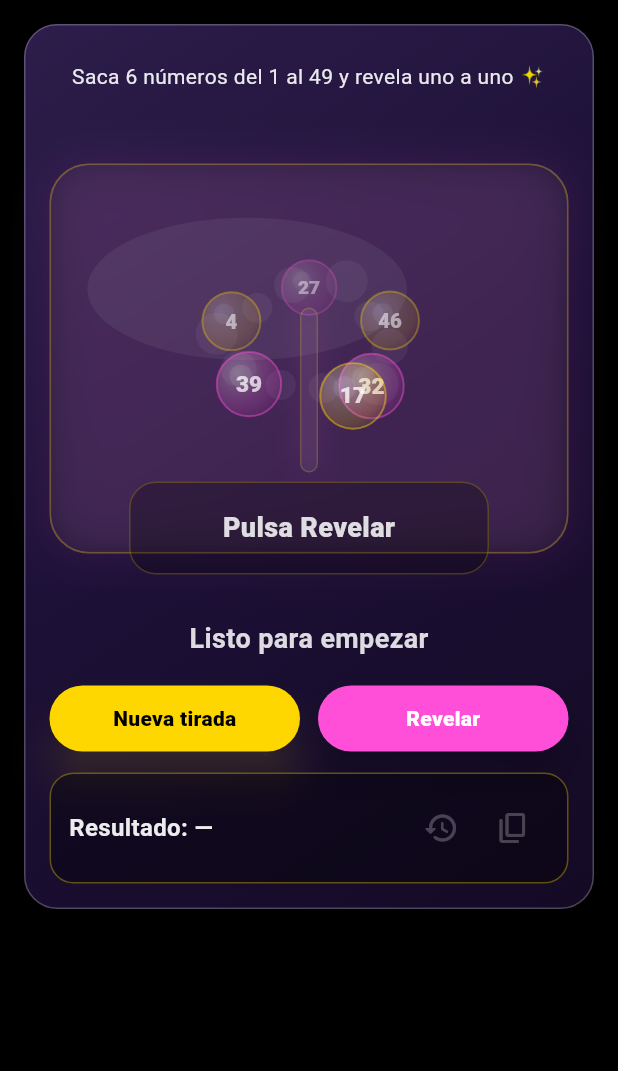
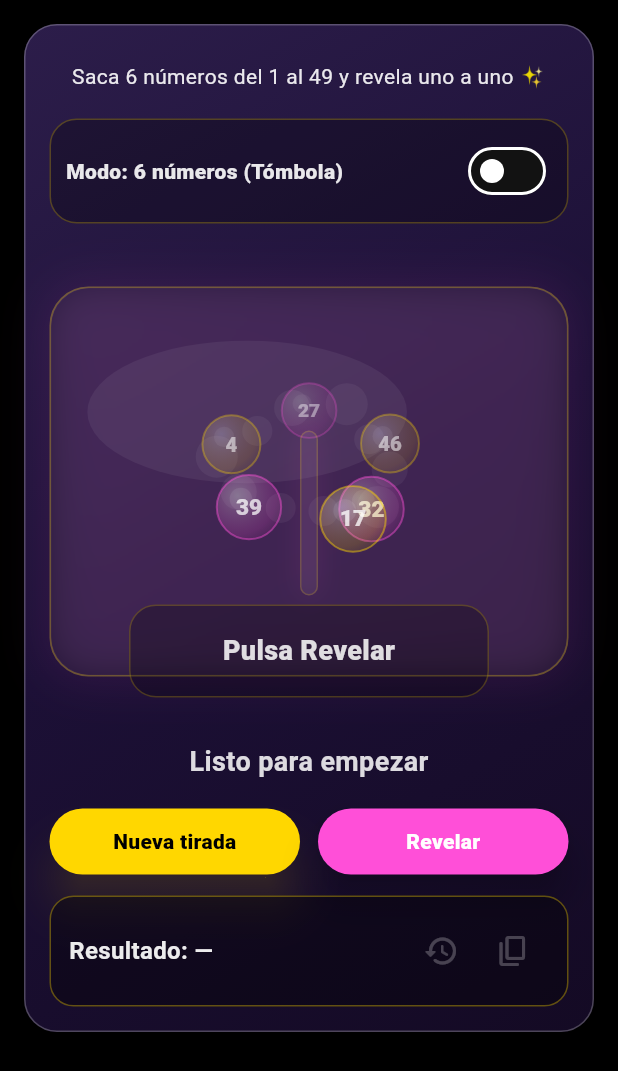
Before and after one commit to redwine3700-netizen/Tarot_App, a Flutter app: the TombolaTab widget shown alone on an empty page, opened directly, on a phone screen of 412 x 824 dp. Shown: the top 1071 px of the screen. Run offline on Flutter 3.47's test engine with Material 3 defaults, Android fonts, the phone set to English and light mode, and no system bars; our stand-ins replace sensors_plus, shared_preferences; accounts and stored records are empty.

Commit message:
feat: modo suerte (1) y tómbola (6)

```diff
--- a/lib/screens/mystic_tools/tabs/tombola_tab.dart
+++ b/lib/screens/mystic_tools/tabs/tombola_tab.dart
@@ -15,7 +15,7 @@ class TombolaTab extends StatefulWidget {
 
 class _TombolaTabState extends State<TombolaTab> {
   static const int _maxNumber = 49;
-  static const int _count = 6;
+  int _count = 6; // 6 o 1 según modo
 
   static const String _prefsHistoryKey = 'tombola_history_v1';
 
@@ -30,6 +30,7 @@ class _TombolaTabState extends State<TombolaTab> {
   late List<int> _draw;
   int _revealed = 0;
   int _mixTick = 0;
+  bool _singleMode = false; // false=6 números, true=1 número
 
   // Historial persistente (últimas 10)
   final List<_HistoryItem> _history = [];
@@ -84,14 +85,19 @@ class _TombolaTabState extends State<TombolaTab> {
           actions: [
             TextButton(
               onPressed: () => Navigator.pop(ctx, false),
-              child: const Text("Cancelar", style: TextStyle(color: Colors.white70)),
+              child: const Text(
+                "Cancelar",
+                style: TextStyle(color: Colors.white70),
+              ),
             ),
             ElevatedButton(
               onPressed: () => Navigator.pop(ctx, true),
               style: ElevatedButton.styleFrom(
                 backgroundColor: _pink,
                 foregroundColor: Colors.white,
-                shape: RoundedRectangleBorder(borderRadius: BorderRadius.circular(14)),
+                shape: RoundedRectangleBorder(
+                  borderRadius: BorderRadius.circular(14),
+                ),
               ),
               child: const Text("Borrar"),
             ),
@@ -107,10 +113,12 @@ class _TombolaTabState extends State<TombolaTab> {
 
     if (!mounted) return;
     ScaffoldMessenger.of(context).showSnackBar(
-      const SnackBar(content: Text("Historial borrado ✅"), duration: Duration(seconds: 2)),
+      const SnackBar(
+        content: Text("Historial borrado ✅"),
+        duration: Duration(seconds: 2),
+      ),
     );
   }
-
 
   void _addToHistory(List<int> nums) {
     _history.insert(0, _HistoryItem(DateTime.now(), List<int>.from(nums)));
@@ -121,9 +129,12 @@ class _TombolaTabState extends State<TombolaTab> {
   void _newDraw() {
     final pool = List<int>.generate(_maxNumber, (i) => i + 1);
     pool.shuffle(_rng);
-    _draw = pool.take(_count).toList();
+
+    _count = _singleMode ? 1 : 6; // ✅ primero asigna
+    _draw = pool.take(_count).toList(); // ✅ luego toma
+
     _revealed = 0;
-    _mixTick++; // remolino en nueva tirada
+    _mixTick++;
     setState(() {});
   }
 
@@ -211,7 +222,10 @@ class _TombolaTabState extends State<TombolaTab> {
                   ),
                   IconButton(
                     onPressed: () => Navigator.pop(ctx),
-                    icon: const Icon(Icons.close_rounded, color: Colors.white70),
+                    icon: const Icon(
+                      Icons.close_rounded,
+                      color: Colors.white70,
+                    ),
                   ),
                 ],
               ),
@@ -230,15 +244,15 @@ class _TombolaTabState extends State<TombolaTab> {
                       style: OutlinedButton.styleFrom(
                         foregroundColor: Colors.white,
                         side: BorderSide(color: _pink.withOpacity(0.7)),
-                        shape: RoundedRectangleBorder(borderRadius: BorderRadius.circular(16)),
+                        shape: RoundedRectangleBorder(
+                          borderRadius: BorderRadius.circular(16),
+                        ),
                       ),
                     ),
                   ),
                 ],
               ),
               const SizedBox(height: 8),
-
-
 
               Flexible(
                 child: ListView.separated(
@@ -273,8 +287,10 @@ class _TombolaTabState extends State<TombolaTab> {
                       ),
                       trailing: IconButton(
                         tooltip: "Copiar",
-                        icon: const Icon(Icons.copy_rounded,
-                            color: Color(0xFFFFD700)),
+                        icon: const Icon(
+                          Icons.copy_rounded,
+                          color: Color(0xFFFFD700),
+                        ),
                         onPressed: () =>
                             _copyText("Tómbola Mundial (1–49): $textNums"),
                       ),
@@ -334,13 +350,49 @@ class _TombolaTabState extends State<TombolaTab> {
               children: [
                 const SizedBox(height: 6),
                 Text(
-                  'Saca 6 números del 1 al 49 y revela uno a uno ✨',
+                  _singleMode
+                      ? 'Saca 1 número del 1 al 49 ✨'
+                      : 'Saca 6 números del 1 al 49 y revela uno a uno ✨',
                   textAlign: TextAlign.center,
                   style: theme.textTheme.bodyMedium?.copyWith(
                     color: Colors.white.withOpacity(0.9),
                   ),
                 ),
+
                 const SizedBox(height: 18),
+                Container(
+                  padding: const EdgeInsets.all(10),
+                  decoration: BoxDecoration(
+                    borderRadius: BorderRadius.circular(18),
+                    color: Colors.black.withOpacity(0.28),
+                    border: Border.all(color: _gold.withOpacity(0.25)),
+                  ),
+                  child: Row(
+                    children: [
+                      Expanded(
+                        child: Text(
+                          _singleMode
+                              ? "Modo: 1 número (Suerte)"
+                              : "Modo: 6 números (Tómbola)",
+                          style: TextStyle(
+                            color: Colors.white.withOpacity(0.9),
+                            fontWeight: FontWeight.w800,
+                          ),
+                        ),
+                      ),
+                      Switch(
+                        value: _singleMode,
+                        onChanged: (v) {
+                          setState(() => _singleMode = v);
+                          _newDraw(); // genera 1 o 6 según modo
+                        },
+                        activeColor: _pink,
+                      ),
+                    ],
+                  ),
+                ),
+                const SizedBox(height: 12),
+
                 SizedBox(
                   height: 320,
                   child: _TombolaMachineView(
@@ -379,8 +431,9 @@ class _TombolaTabState extends State<TombolaTab> {
                       child: ElevatedButton(
                         onPressed: _revealed >= _count ? null : _revealNext,
                         style: ElevatedButton.styleFrom(
-                          backgroundColor:
-                          _revealed >= _count ? Colors.white10 : _pink,
+                          backgroundColor: _revealed >= _count
+                              ? Colors.white10
+                              : _pink,
                           foregroundColor: Colors.white,
                           elevation: 10,
                           padding: const EdgeInsets.symmetric(vertical: 14),
@@ -392,7 +445,9 @@ class _TombolaTabState extends State<TombolaTab> {
                             letterSpacing: 0.2,
                           ),
                         ),
-                        child: Text(_revealed >= _count ? "Revelado" : "Revelar"),
+                        child: Text(
+                          _revealed >= _count ? "Revelado" : "Revelar",
+                        ),
                       ),
                     ),
                   ],
@@ -521,7 +576,7 @@ class _TombolaMachineViewState extends State<_TombolaMachineView>
     if (widget.revealed > oldWidget.revealed) {
       _ctrl.forward(from: 0);
 
-      if (widget.revealed == 6) {
+      if (widget.revealed == widget.numbers.length) {
         _celebrate = true;
         setState(() {});
         Future.delayed(const Duration(milliseconds: 900), () {
@@ -593,10 +648,7 @@ class _TombolaMachineViewState extends State<_TombolaMachineView>
               color: Colors.white.withOpacity(0.06),
               border: Border.all(color: widget.gold.withOpacity(0.18)),
               boxShadow: [
-                BoxShadow(
-                  color: widget.pink.withOpacity(0.10),
-                  blurRadius: 14,
-                ),
+                BoxShadow(color: widget.pink.withOpacity(0.10), blurRadius: 14),
               ],
             ),
           ),
```
Lines whose indentation alone changed are shown as unchanged.
